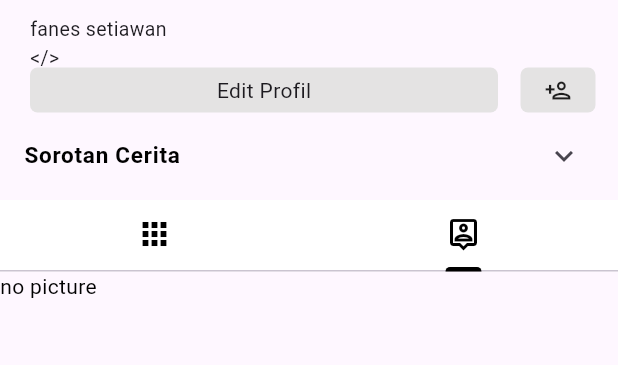
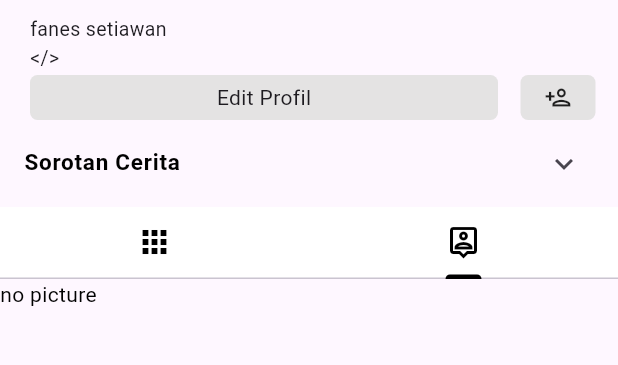
Before and after one commit to fanes-setiawan/Instagram_UI, a Flutter app: the account_page screen opened directly, tab 2 chosen, on a phone screen of 412 x 824 dp, the part 204-569 px from its top. Run offline on Flutter 3.47's test engine with Material 3 defaults, Android fonts, the phone set to English and light mode, and no system bars; our stand-ins replace flutter_svg; network calls fail.

Commit message:
flutter pub get

```diff
--- a/lib/main.dart
+++ b/lib/main.dart
@@ -2,7 +2,7 @@ import 'package:flutter/material.dart';
 import 'package:instagram_ui/nav_bar.dart';
 
 void main() {
-  runApp(MyApp());
+  runApp(const MyApp());
 }
 
 class MyApp extends StatelessWidget {
@@ -11,6 +11,7 @@ class MyApp extends StatelessWidget {
   @override
   Widget build(BuildContext context) {
     return MaterialApp(
+      color: Colors.white,
       title: 'Instagram_UI',
       debugShowCheckedModeBanner: false,
       home: nav_bar(),
--- a/lib/page/account_page.dart
+++ b/lib/page/account_page.dart
@@ -1,11 +1,8 @@
-import 'dart:ui';
-
-import 'package:flutter/gestures.dart';
 import 'package:flutter/material.dart';
-import 'package:flutter/src/widgets/container.dart';
-import 'package:flutter/src/widgets/framework.dart';
 import 'package:instagram_ui/widget/save_story.dart';
 
+
+// ignore: must_be_immutable
 class account_page extends StatelessWidget {
   final bool _pinned = true;
   List url=[
@@ -19,7 +16,7 @@ class account_page extends StatelessWidget {
       appBar: AppBar(
         backgroundColor: Colors.white,
         elevation: 0,
-        title: Text(
+        title: const Text(
           'fanes4444',
           style: TextStyle(color: Colors.black, fontWeight: FontWeight.bold),
         ),
@@ -28,11 +25,11 @@ class account_page extends StatelessWidget {
             children: [
               IconButton(
                   onPressed: () {},
-                  icon: Icon(Icons.add_box_outlined),
+                  icon:const  Icon(Icons.add_box_outlined),
                   color: Colors.black),
               IconButton(
                   onPressed: () {},
-                  icon: Icon(Icons.format_list_bulleted),
+                  icon:const  Icon(Icons.format_list_bulleted),
                   color: Colors.black)
             ],
           )
@@ -43,7 +40,7 @@ class account_page extends StatelessWidget {
           child: Column(
             mainAxisSize: MainAxisSize.min,
             children: [
-              Column(
+          const     Column(
                 children: [
                   SizedBox(
                     height: 90,
@@ -111,13 +108,13 @@ class account_page extends StatelessWidget {
                   ),
                 ],
               ),
-              Row(
+        const       Row(
                 mainAxisAlignment: MainAxisAlignment.start,
                 children: [
                   Padding(
-                    padding: const EdgeInsets.only(left: 20),
-                    child: Container(
-                      height: 35,
+                    padding:  EdgeInsets.only(left: 20),
+                    child: SizedBox(
+                      height: 40,
                       child: Column(
                         crossAxisAlignment: CrossAxisAlignment.start,
                         children: [
@@ -143,9 +140,9 @@ class account_page extends StatelessWidget {
                       width: MediaQuery.of(context).size.width - 100,
                       height: 30,
                       decoration: BoxDecoration(
-                          color: Color.fromARGB(255, 228, 227, 227),
+                          color:const  Color.fromARGB(255, 228, 227, 227),
                           borderRadius: BorderRadius.circular(5)),
-                      child: Center(
+                      child: const Center(
                         child: Text('Edit Profil'),
                       ),
                     ),
@@ -155,9 +152,9 @@ class account_page extends StatelessWidget {
                         width: 50,
                         height: 30,
                         decoration: BoxDecoration(
-                            color: Color.fromARGB(255, 228, 227, 227),
+                            color:const  Color.fromARGB(255, 228, 227, 227),
                             borderRadius: BorderRadius.circular(5)),
-                        child: Center(
+                        child: const Center(
                           child: Icon(
                             Icons.person_add_outlined,
                             size: 18,
@@ -172,7 +169,7 @@ class account_page extends StatelessWidget {
                 data: Theme.of(context)
                     .copyWith(dividerColor: Colors.transparent),
                 child: ExpansionTile(
-                  title: Text(
+                  title:const  Text(
                     'Sorotan Cerita',
                     style: TextStyle(
                         fontWeight: FontWeight.bold,
@@ -180,8 +177,8 @@ class account_page extends StatelessWidget {
                         color: Colors.black),
                   ),
                   children: [
-                    Padding(
-                      padding: const EdgeInsets.only(left: 18),
+                  const   Padding(
+                      padding:  EdgeInsets.only(left: 18),
                       child: Row(
                         mainAxisAlignment: MainAxisAlignment.start,
                         children: [
@@ -191,7 +188,7 @@ class account_page extends StatelessWidget {
                     ),
                     Padding(
                       padding: const EdgeInsets.only(left: 18),
-                      child: Container(
+                      child: SizedBox(
                         width: double.infinity,
                         height: 90,
                         child: ListView.builder(
@@ -223,9 +220,9 @@ class account_page extends StatelessWidget {
                           pinned: _pinned,
                           toolbarHeight: 0,
                           backgroundColor: Colors.white,
-                          bottom: TabBar(
+                          bottom:const  TabBar(
                             indicatorColor: Colors.black,
-                            tabs: [
+                            tabs:  [
                               Tab(
                                 child: Icon(
                                   Icons.apps,
@@ -250,7 +247,7 @@ class account_page extends StatelessWidget {
                           physics: const NeverScrollableScrollPhysics(),
                           itemCount: 3,
                           gridDelegate:
-                              SliverGridDelegateWithFixedCrossAxisCount(
+                          const     SliverGridDelegateWithFixedCrossAxisCount(
                                   crossAxisCount: 3,
                                   mainAxisSpacing: 1,
                                   crossAxisSpacing: 1),
@@ -265,7 +262,7 @@ class account_page extends StatelessWidget {
                             );
                           },
                         ),
-                        Text(
+                      const   Text(
                           'no picture',
                           style: TextStyle(color: Colors.black),
                         ),
--- a/lib/page/reels_page.dart
+++ b/lib/page/reels_page.dart
@@ -1,9 +1,6 @@
 import 'package:flutter/material.dart';
-import 'package:flutter/src/widgets/container.dart';
-import 'package:flutter/src/widgets/framework.dart';
 import 'package:instagram_ui/widget/reels.dart';
 
-import '../widget/story.dart';
 
 class reels_page extends StatefulWidget {
   const reels_page({super.key});
@@ -25,7 +22,7 @@ class _reels_pageState extends State<reels_page> {
   ];
   @override
   Widget build(BuildContext context) {
-    return Container(
+    return SizedBox(
       width: MediaQuery.of(context).size.width,
       height: MediaQuery.of(context).size.height,
       child: ListView.builder(
--- a/lib/page/search_page.dart
+++ b/lib/page/search_page.dart
@@ -1,6 +1,4 @@
 import 'package:flutter/material.dart';
-import 'package:flutter/src/widgets/container.dart';
-import 'package:flutter/src/widgets/framework.dart';
 import 'package:instagram_ui/widget/search.dart';
 
 class search_page extends StatelessWidget {
--- a/lib/page/shopp_page.dart
+++ b/lib/page/shopp_page.dart
@@ -1,7 +1,4 @@
 import 'package:flutter/material.dart';
-import 'package:flutter/src/widgets/container.dart';
-import 'package:flutter/src/widgets/framework.dart';
-import 'package:flutter_svg/svg.dart';
 import 'package:instagram_ui/widget/shop_box.dart';
 import 'package:instagram_ui/widget/shop_choice.dart';
 
--- a/pubspec.yaml
+++ b/pubspec.yaml
@@ -29,10 +29,6 @@ environment:
 dependencies:
   flutter:
     sdk: flutter
-
-
-  # The following adds the Cupertino Icons font to your application.
-  # Use with the CupertinoIcons class for iOS style icons.
   cupertino_icons: ^1.0.2
   google_nav_bar: ^5.0.6
   flutter_svg: ^1.1.4
```
Also changed, not shown: lib/page/home_page.dart (+5 -5 lines), lib/page/message_page.dart (+12 -15 lines), lib/widget/card_message.dart (+4 -6 lines), lib/widget/reels.dart (+14 -17 lines), lib/widget/search.dart (+9 -7 lines), lib/widget/user_aktif.dart (+4 -7 lines), 6 other files.
